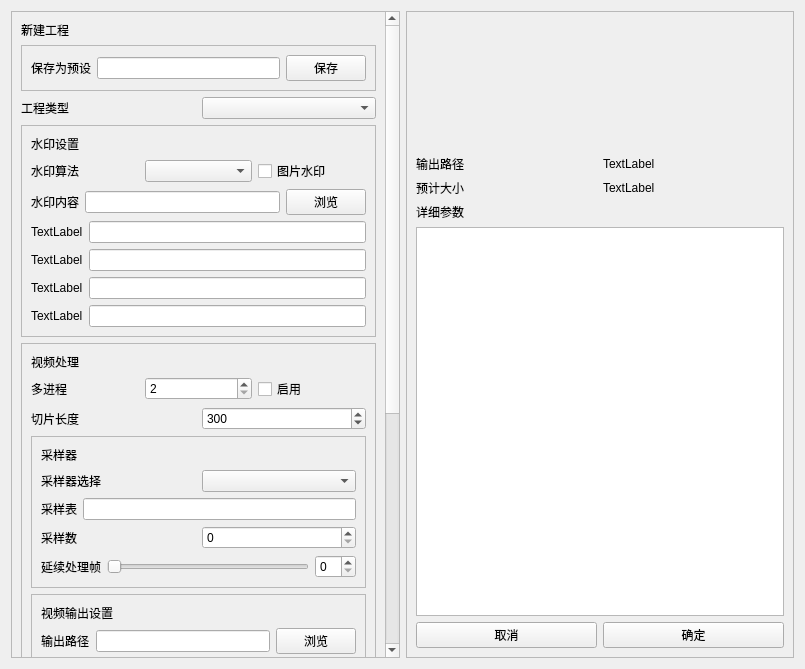
Above: DesignFile/SetUp.ui from tucaodashen/invisible_video_watermark before the change. Below: the same form after it.
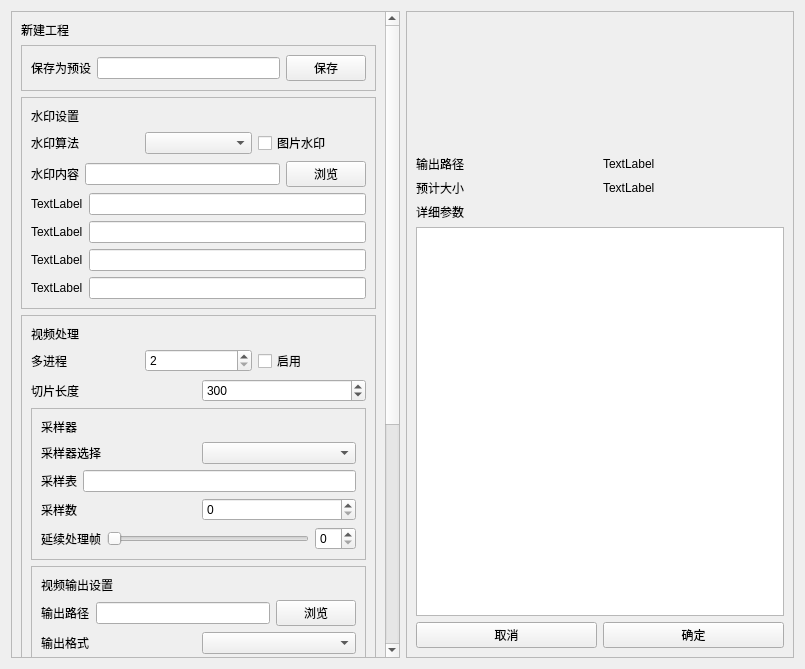
That is the form after the change. Custom widgets are drawn as their Qt base class.

Diff of the .ui file:
```diff
--- a/DesignFile/SetUp.ui
+++ b/DesignFile/SetUp.ui
@@ -23,9 +23,9 @@
       <property name="geometry">
        <rect>
         <x>0</x>
-        <y>-180</y>
+        <y>0</y>
         <width>377</width>
-        <height>1066</height>
+        <height>1034</height>
        </rect>
       </property>
       <layout class="QVBoxLayout" name="verticalLayout_7">
@@ -69,20 +69,6 @@
          </layout>
         </widget>
        </item>
-       <item>
-        <layout class="QHBoxLayout" name="horizontalLayout_10">
-         <item>
-          <widget class="SubtitleLabel" name="L_ProjectType">
-           <property name="text">
-            <string>工程类型</string>
-           </property>
-          </widget>
-         </item>
-         <item>
-          <widget class="ComboBox" name="CB_ProjectType"/>
-         </item>
-        </layout>
-       </item>
        <item>
         <widget class="QFrame" name="F_Watermark">
          <property name="frameShape">
```
